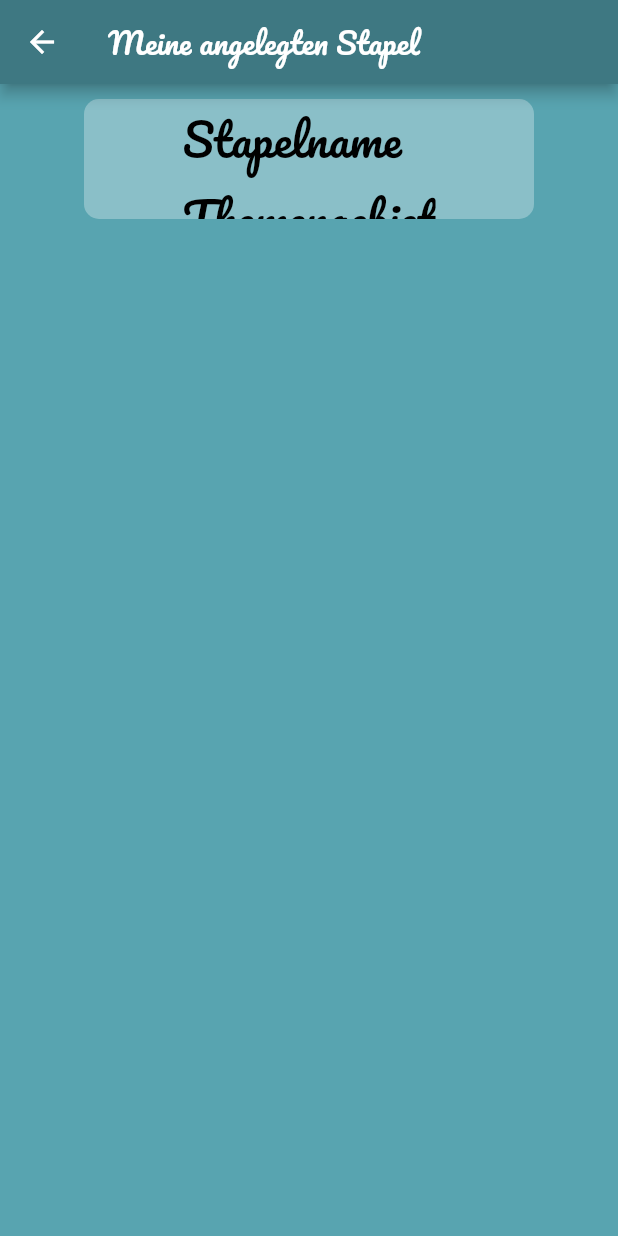
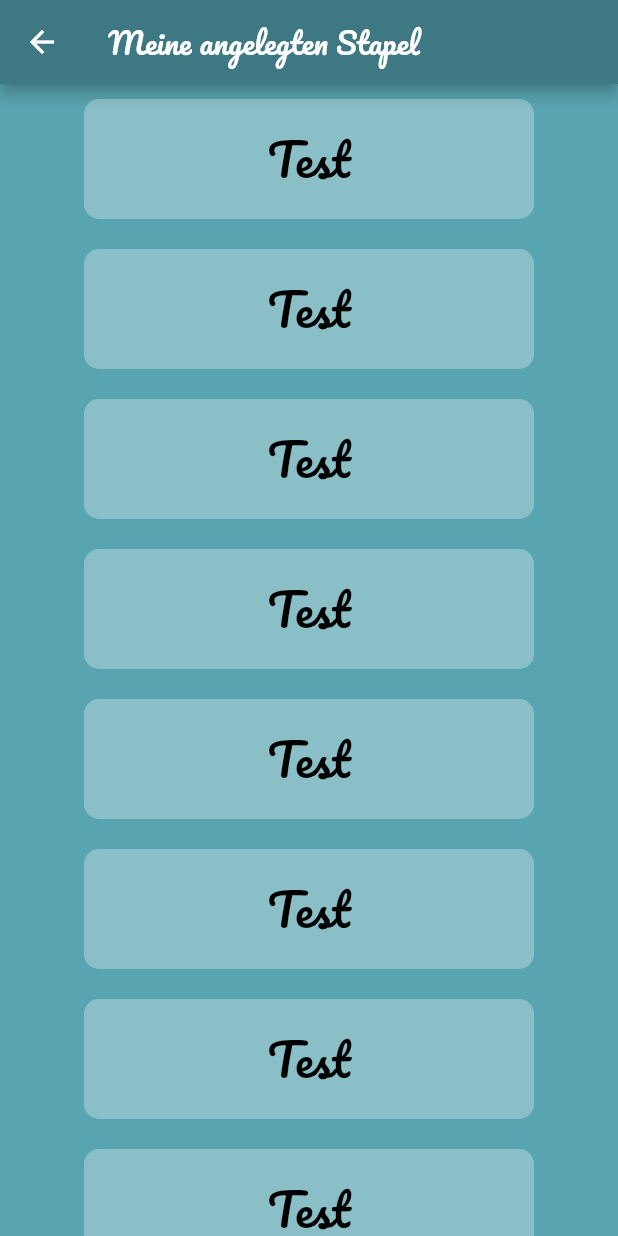
Before and after one commit to Schwinge12/Studycards, a Flutter app: the AlleStapel screen opened by its route, on a phone screen of 412 x 824 dp. Run offline on Flutter 3.47's test engine with Material 2 defaults, Android fonts, the phone set to English and light mode, and no system bars; our stand-ins replace auto_size_text, flip_card, image_picker, syncfusion_flutter_gauges; missing offline and left inert: swipe_stack; accounts and stored records are empty.

Commit message:
Klasse AlleStapelAnzeigen kann jetzt so viele MenuButtons erzeugen, wie es Stapel gibt

```diff
--- a/lib/DozentScreens/AlleStapelAnzeigen.dart
+++ b/lib/DozentScreens/AlleStapelAnzeigen.dart
@@ -15,6 +15,26 @@ class AlleStapel extends StatefulWidget{
 
 class _AlleStapel extends State<AlleStapel> {
 
+  Userdata userdata = new Userdata();
+
+  List<MenuButton> alleStapel (){
+
+    List<MenuButton> stapelverzeichnis=[];
+    for(int i =0;i<20/*userdata.kurse.length*/;i++){
+      String kursname= 'test';//userdata.kurse[i].name;
+      String themengebiet= 'test';//userdata.stapel[i].name;
+
+      var newItem=MenuButton(
+        text: kursname+"\n"+themengebiet,
+
+      );
+
+      stapelverzeichnis.add(newItem);
+    }
+
+    return stapelverzeichnis;
+  }
+
 
   @override
   Widget build(BuildContext context) {
@@ -28,22 +48,17 @@ class _AlleStapel extends State<AlleStapel> {
       appBar: AppBar(
         title: Text('Meine angelegten Stapel',style: WeisserTextStyle,),
       ),
-      body: SingleChildScrollView(
-        child: Column(
-          mainAxisAlignment: MainAxisAlignment.center,
-          children: <Widget>[
-
-            Center(
-              child: MenuButton(
-                text: 'Stapelname\nThemengebiet',
-                onPress: (){
-                  Navigator.pushNamed(context, 'EinzelnerStapelStatus');
-                },
-              ),
-            ),
-          ],
-        ),
-      ),
+      body: new ListView.builder(
+        itemCount: alleStapel().length,
+        itemBuilder: (BuildContext contex,index){
+          return MenuButton(
+            text: "Test",
+            onPress: (){
+              Navigator.pushNamed(context, 'EinzelnerStapelStatus');
+            },
+          );
+        }
+      )
     );
   }
 
```
Also changed, not shown: lib/DozentScreens/StapelErstellen.dart (+22 -8 lines).
